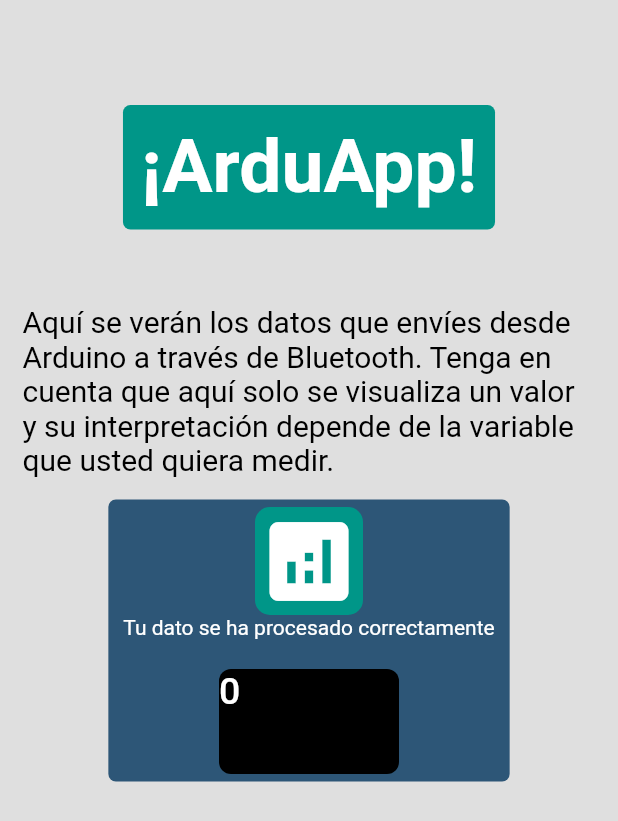
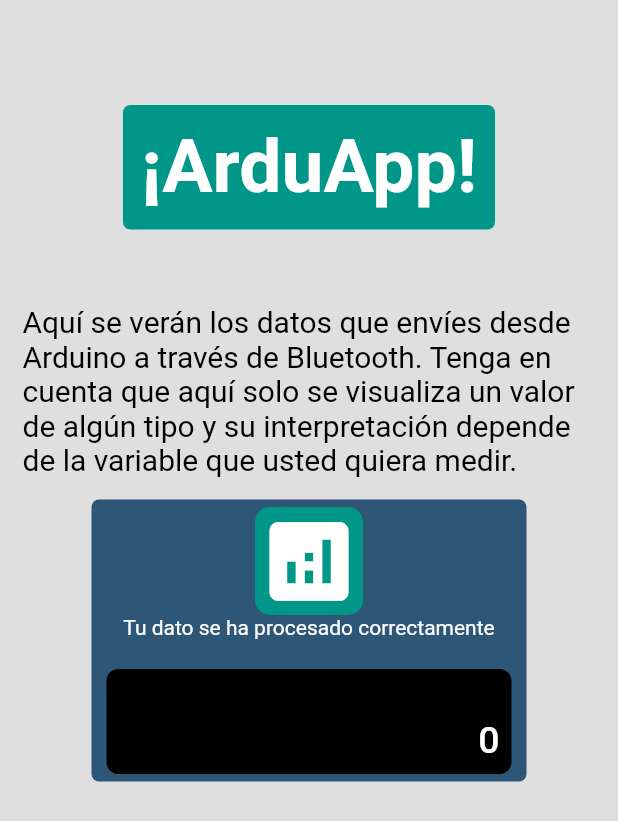
Before and after one commit to silviojaramillo/bluetooth, a Flutter app: the screen it shows after launch, on a phone screen of 412 x 824 dp. Shown: the top 821 px of the screen. Run offline on Flutter 3.47's test engine with Material 2 defaults, Android fonts, the phone set to English and light mode, and no system bars.

Commit message:
Update main.dart

```diff
--- a/lib/main.dart
+++ b/lib/main.dart
@@ -31,7 +31,7 @@ class MyApp extends StatelessWidget {
                 ),
               ),
               const Text(
-                'Aquí se verán los datos que envíes desde Arduino a través de Bluetooth. Tenga en cuenta que aquí solo se visualiza un valor y su interpretación depende de la variable que usted quiera medir.',
+                'Aquí se verán los datos que envíes desde Arduino a través de Bluetooth. Tenga en cuenta que aquí solo se visualiza un valor de algún tipo y su interpretación depende de la variable que usted quiera medir.',
                 style: TextStyle(
                   color: Colors.black,
                   fontSize: 20,
@@ -63,18 +63,31 @@ class MyApp extends StatelessWidget {
                     ),
                     Container(
                       margin: const EdgeInsets.only(top: 20),
-                      width: 120,
+                      width: 270,
                       height: 70,
                       decoration: BoxDecoration(
                         color: Colors.black,
                         borderRadius: BorderRadius.circular(8),
                       ),
-                      child: const Text(
-                        '0',
-                        style: TextStyle(
-                          color: Colors.white,
-                          fontSize: 25,
-                          fontWeight: FontWeight.w500,
+                      child: Padding(
+                        padding: const EdgeInsets.all(8.0),
+                        child: Column(
+                          mainAxisAlignment: MainAxisAlignment.end,
+                          children: [
+                            Row(
+                              mainAxisAlignment: MainAxisAlignment.end,
+                              children: const [
+                                Text(
+                                  '0',
+                                  style: TextStyle(
+                                    color: Colors.white,
+                                    fontSize: 25,
+                                    fontWeight: FontWeight.w500,
+                                  ),
+                                ),
+                              ],
+                            ),
+                          ],
                         ),
                       ),
                     )
```
